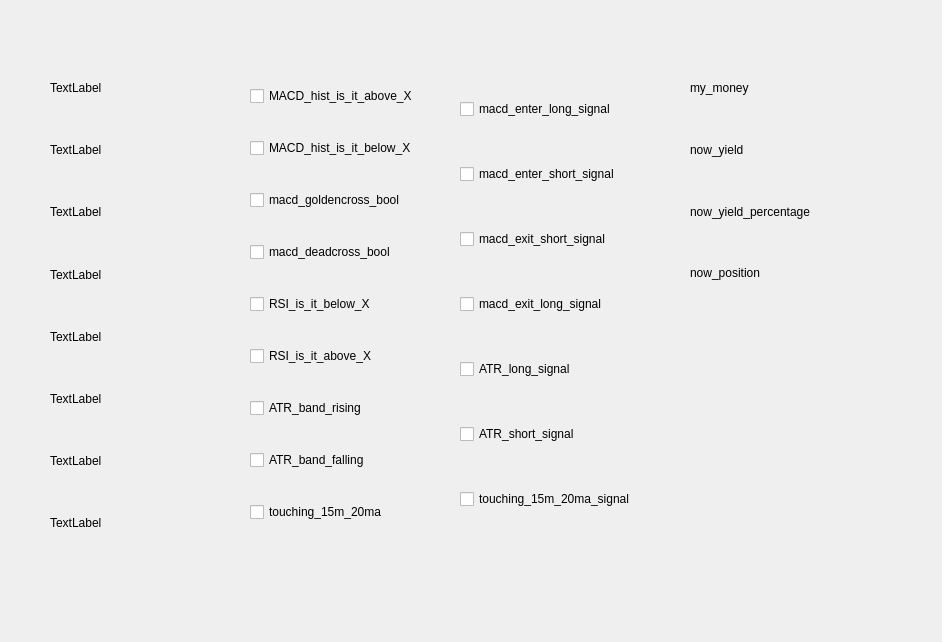
Before: the Qt Designer form mainUI.ui in chemica1/team_moneloper, drawn with Qt 5.
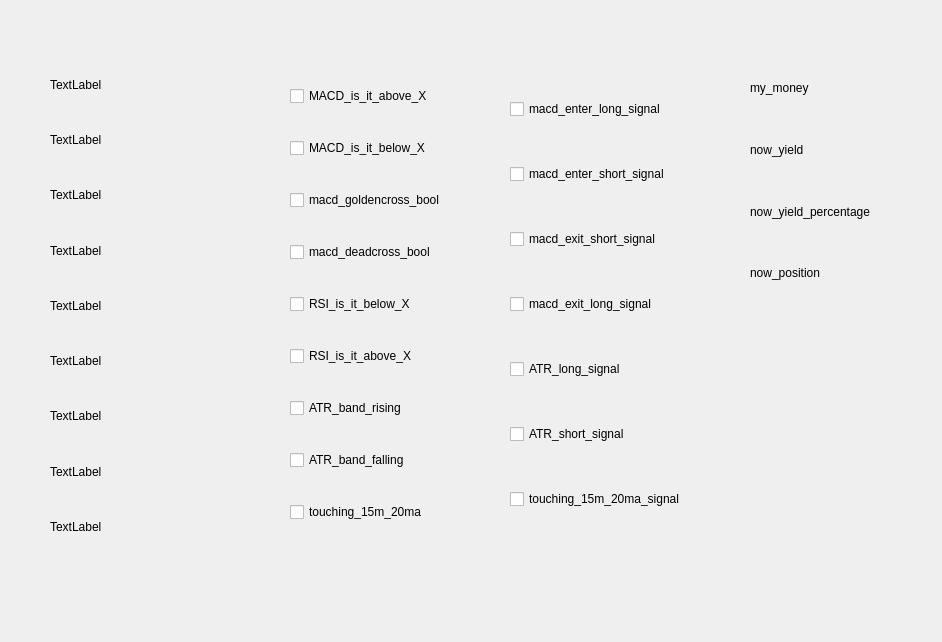
After: the same form once the commit is applied.

Commit message: 리팩토링

Patch:
```diff
--- a/mainUI.ui
+++ b/mainUI.ui
@@ -18,7 +18,7 @@
     <rect>
      <x>50</x>
      <y>60</y>
-     <width>151</width>
+     <width>211</width>
      <height>491</height>
     </rect>
    </property>
@@ -37,6 +37,13 @@
       </property>
      </widget>
     </item>
+    <item>
+     <widget class="QLabel" name="_macd_hist_prev">
+      <property name="text">
+       <string>TextLabel</string>
+      </property>
+     </widget>
+    </item>
     <item>
      <widget class="QLabel" name="_macd_12">
       <property name="text">
@@ -84,7 +91,7 @@
   <widget class="QWidget" name="verticalLayoutWidget_2">
    <property name="geometry">
     <rect>
-     <x>250</x>
+     <x>290</x>
      <y>60</y>
      <width>181</width>
      <height>491</height>
@@ -94,14 +101,14 @@
     <item>
      <widget class="QCheckBox" name="_MACD_hist_is_it_above_X">
       <property name="text">
-       <string>MACD_hist_is_it_above_X</string>
+       <string>MACD_is_it_above_X</string>
       </property>
      </widget>
     </item>
     <item>
      <widget class="QCheckBox" name="_MACD_hist_is_it_below_X">
       <property name="text">
-       <string>MACD_hist_is_it_below_X</string>
+       <string>MACD_is_it_below_X</string>
       </property>
      </widget>
     </item>
@@ -159,7 +166,7 @@
   <widget class="QWidget" name="verticalLayoutWidget_3">
    <property name="geometry">
     <rect>
-     <x>460</x>
+     <x>510</x>
      <y>60</y>
      <width>201</width>
      <height>491</height>
@@ -220,7 +227,7 @@
   <widget class="QWidget" name="verticalLayoutWidget_4">
    <property name="geometry">
     <rect>
-     <x>690</x>
+     <x>750</x>
      <y>60</y>
      <width>151</width>
      <height>241</height>
```
Left out of the diff: 4 changed lines with no effect on the pictures. The commit also changes 1 other file.
